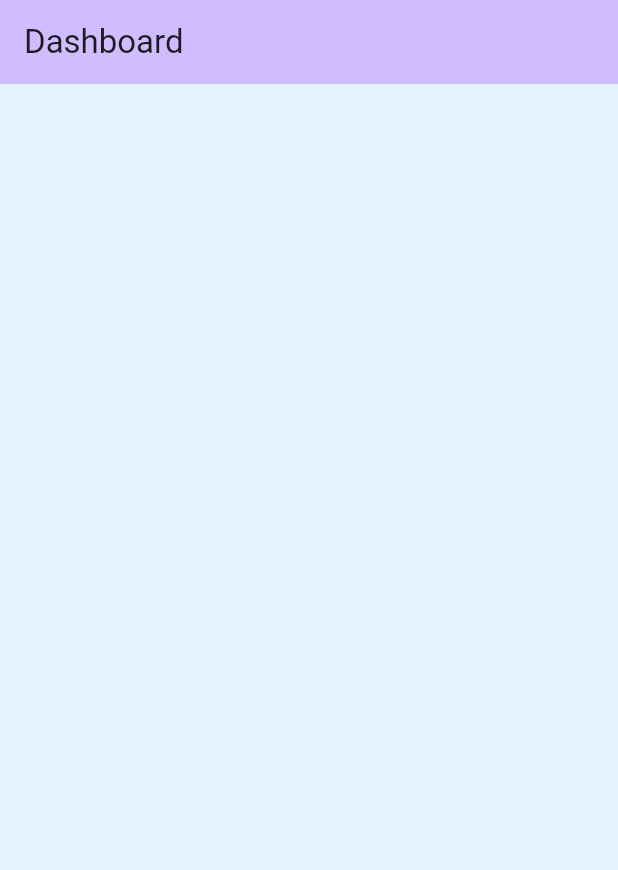
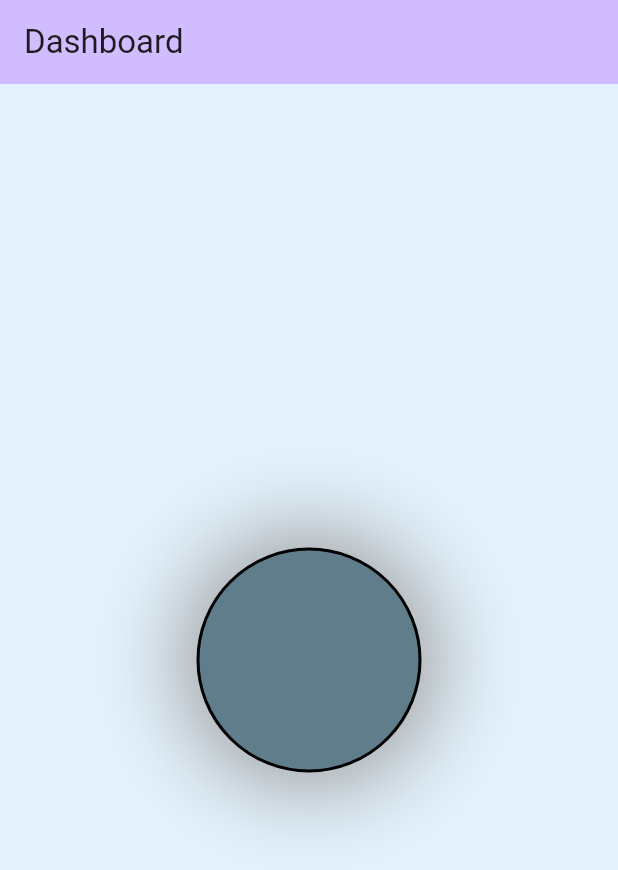
Before and after one commit to UdhavNegi/Flutter-Tutorials, a Flutter app: the screen it shows after launch, on a phone screen of 412 x 824 dp. Shown: the top 870 px of the screen. Run offline on Flutter 3.47's test engine with Material 3 defaults, Android fonts, the phone set to English and light mode, and no system bars.

Commit message:
decoration to container completed

```diff
--- a/lib/main.dart
+++ b/lib/main.dart
@@ -30,7 +30,34 @@ class DashBoardScreen extends StatelessWidget{
       ),
 
       body : Container(
-        color : Colors.blue.shade50
+            width : double.infinity,
+            height : double.infinity,
+        color : Colors.blue.shade50,
+        child: Center(
+          child: Container(
+              width : 150,
+              height : 150,
+              decoration: BoxDecoration(
+                color : Colors.blueGrey,
+                // borderRadius: BorderRadius.circular(21),
+                // borderRadius: BorderRadius.only(topLeft: Radius.circular(21), bottomRight: Radius.circular(21)),
+                // borderRadius: BorderRadius.all(Radius.circular(21)),
+                border: Border.all(
+                  width : 2,
+                  color: Colors.black
+                ),
+                boxShadow: [
+                  BoxShadow(
+                    blurRadius: 51,
+                    spreadRadius: 11,
+                    color : Colors.grey
+
+                  )
+                ],
+                shape: BoxShape.circle,
+              ),
+            ),
+        ),
       )
     );
   }
```
